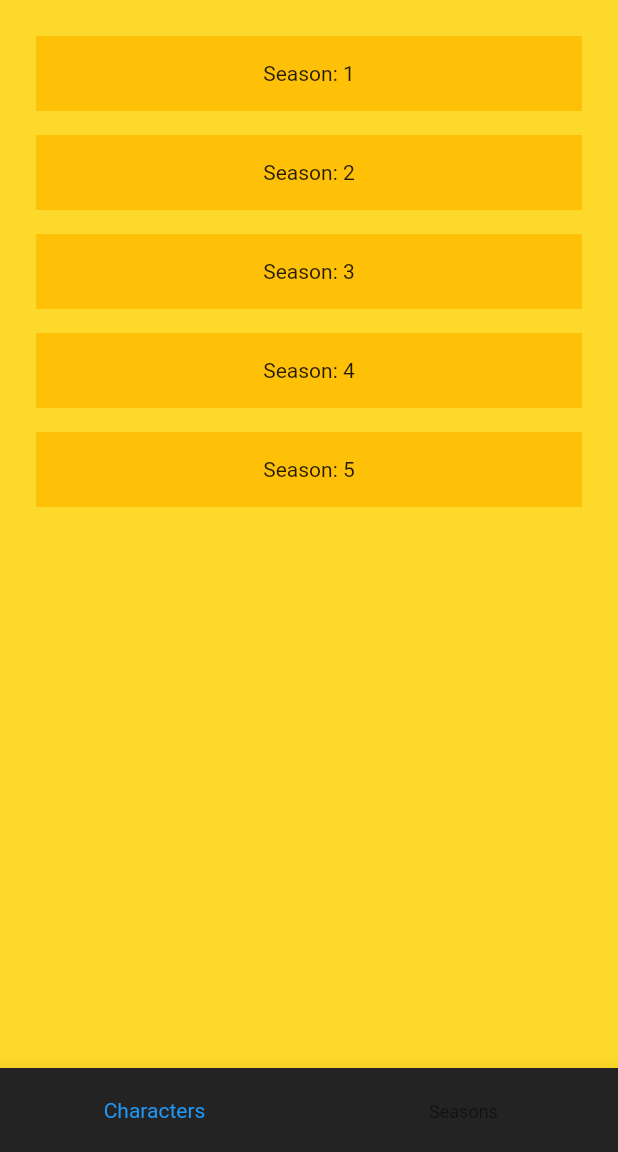
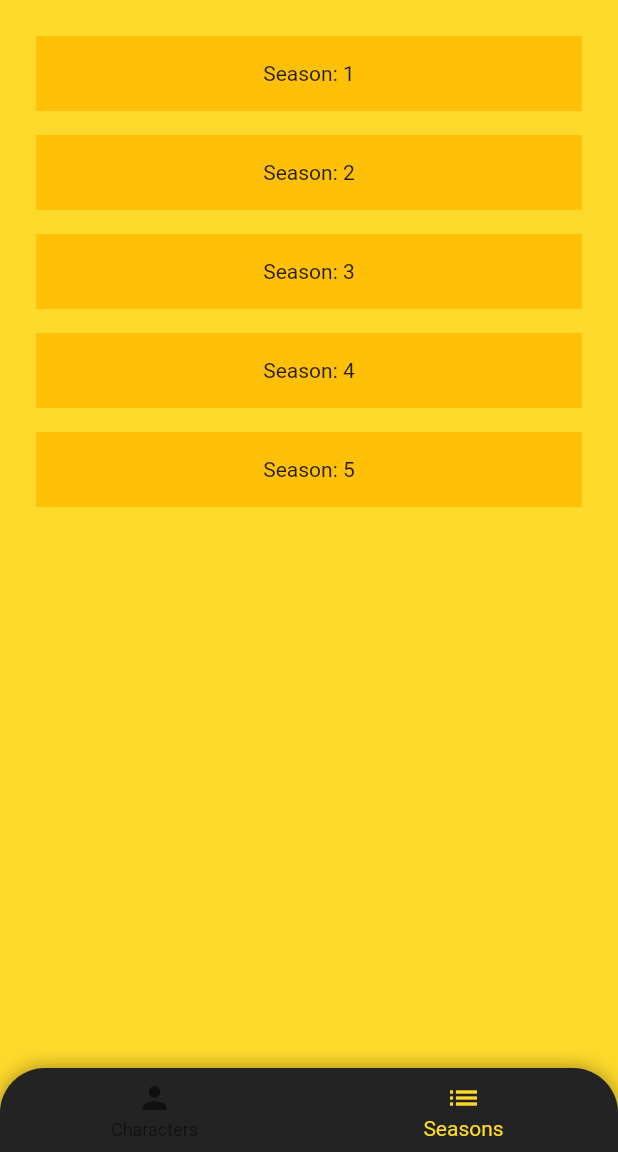
Before and after one commit to EricFrancischett/breaking_info, a Flutter app: the HomePage screen opened directly with empty values, swiped to page 2, on a phone screen of 412 x 824 dp, the part 84-1236 px from its top. Run offline on Flutter 3.47's test engine with Material 2 defaults, Android fonts, the phone set to English and light mode, and no system bars; our stand-ins replace curved_navigation_bar, dio, flutter_mobx, flutter_modular, google_fonts, hive and 1 more; accounts and stored records are empty; generated files the repository leaves out were written again; network calls fail.

Commit message:
home-page-layout-characters
Characters home page almost done

```diff
--- a/lib/core/widgets/app_bar/custom_app_bar.dart
+++ b/lib/core/widgets/app_bar/custom_app_bar.dart
@@ -13,7 +13,7 @@ class CustomAppBar extends StatelessWidget with PreferredSizeWidget {
   @override
   Widget build(BuildContext context) {
     return AppBar(
-      backgroundColor: Colors.transparent,
+      backgroundColor: ColorsApp.defaultYellow,
       elevation: 0,
       leading: Modular.to.canPop()
           ? IconButton(
--- a/lib/core/widgets/drawer/custom_drawer.dart
+++ b/lib/core/widgets/drawer/custom_drawer.dart
@@ -1,3 +1,4 @@
+import 'package:breaking_info/core/theme/colors/colors_app.dart';
 import 'package:flutter/material.dart';
 
 class CustomDrawer extends StatelessWidget {
@@ -11,7 +12,7 @@ class CustomDrawer extends StatelessWidget {
   @override
   Widget build(BuildContext context) {
     return Drawer(
-      backgroundColor: Colors.white,
+      backgroundColor: ColorsApp.defaultBlack,
       child: Container(
         decoration: const BoxDecoration(color: Colors.white),
         child: Column(
--- a/lib/features/home/view/page/home_page.dart
+++ b/lib/features/home/view/page/home_page.dart
@@ -82,27 +82,32 @@ class _HomePageState extends State<HomePage> {
                                 itemBuilder: (context, index) {
                                   return Padding(
                                     padding: const EdgeInsets.all(4.0),
+                                    child: Material(
+                                      color: ColorsApp.defaultBlack,
+                                      borderRadius: BorderRadius.circular(20.0),
+                                      elevation: 10,
                                       child: ListTile(
-                                      tileColor: ColorsApp.defaultBlack,
-                                      shape: RoundedRectangleBorder(
-                                          borderRadius:
-                                              BorderRadius.circular(20.0)),
                                         title: Center(
                                           child: Text(
                                             "${_controller.characters.data![index].name}",
-                                          style: GoogleFonts.cabin(color: Colors.white, fontSize: 18),
+                                            style: GoogleFonts.cabin(
+                                                color: Colors.white,
+                                                fontSize: 18),
                                           ),
                                         ),
                                         trailing: const Icon(null),
                                         leading: Padding(
                                           padding: const EdgeInsets.all(4.0),
-                                        child: Container(
+                                          child: SizedBox(
+                                            width: 30,
                                             child: ClipRRect(
-                                            borderRadius: BorderRadius.circular(50),
+                                              borderRadius:
+                                                  BorderRadius.circular(50),
                                               child: Image.network(
-                                                '${_controller.characters.data![index].img}', fit: BoxFit.cover,),
+                                                '${_controller.characters.data![index].img}',
+                                                fit: BoxFit.cover,
                                               ),
-
+                                            ),
                                           ),
                                         ),
                                         onTap: () async {
@@ -111,6 +116,7 @@ class _HomePageState extends State<HomePage> {
                                               arguments: _controller
                                                   .characters.data![index]);
                                         },
+                                      ),
                                     ),
                                   );
                                 },
@@ -154,7 +160,22 @@ class _HomePageState extends State<HomePage> {
           ],
         ),
       ),
-      bottomNavigationBar: BottomNavigationBar(
+      bottomNavigationBar: Observer(builder: (_) {
+        return Container(
+          decoration: const BoxDecoration(
+            borderRadius: BorderRadius.only(
+                topRight: Radius.circular(30), topLeft: Radius.circular(30)),
+            boxShadow: [
+              BoxShadow(color: Colors.black38, spreadRadius: 0, blurRadius: 10),
+            ],
+          ),
+          child: ClipRRect(
+            borderRadius: const BorderRadius.only(
+              topLeft: Radius.circular(30.0),
+              topRight: Radius.circular(30.0),
+            ),
+            child: BottomNavigationBar(
+                selectedItemColor: ColorsApp.defaultYellow,
                 backgroundColor: ColorsApp.defaultBlack,
                 currentIndex: _controller.bottomSelectedIndex,
                 onTap: (index) {
@@ -165,14 +186,16 @@ class _HomePageState extends State<HomePage> {
                 },
                 items: const [
                   BottomNavigationBarItem(
-                icon: Icon(null, size: 0), label: 'Characters'),
+                      icon: Icon(Icons.person), label: 'Characters'),
                   BottomNavigationBarItem(
                       icon: Icon(
-                  null,
-                  size: 0,
+                        Icons.list,
                       ),
                       label: 'Seasons')
                 ]),
+          ),
+        );
+      }),
     );
   }
 }
```
Lines whose indentation alone changed are shown as unchanged.
